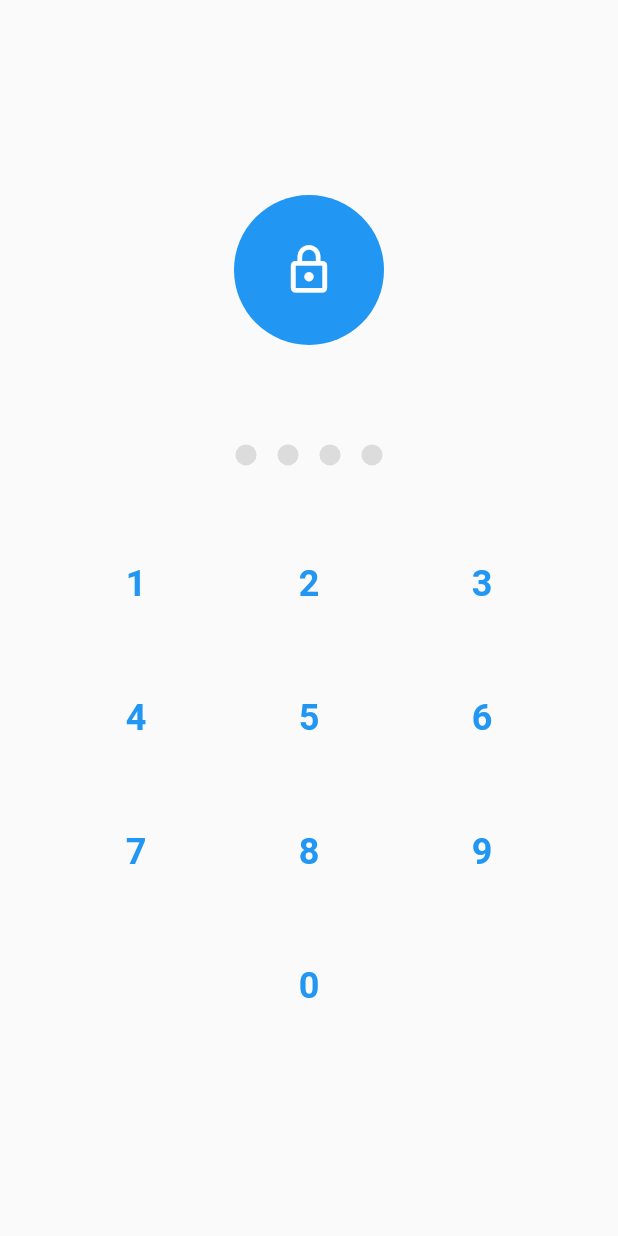
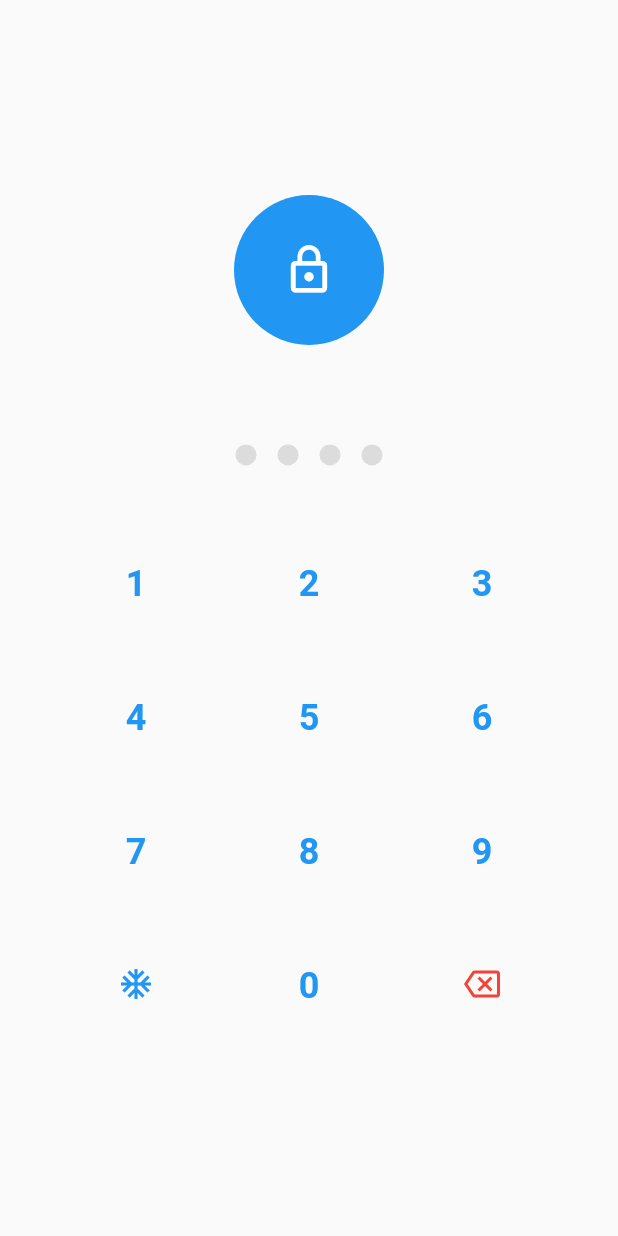
Before and after one commit to Amudajr/custom_pin_keyboard, a Flutter app: the screen it shows after launch, on a phone screen of 412 x 824 dp. Run offline on Flutter 3.47's test engine with Material 2 defaults, Android fonts, the phone set to English and light mode, and no system bars.

Commit message:
Add bottom corner buttons

```diff
--- a/example/lib/main.dart
+++ b/example/lib/main.dart
@@ -81,6 +81,12 @@ class _MyHomePageState extends State<MyHomePage> {
                   fontSize: 24,
                   color: Colors.blue,
                 ),
+                additionalButton: const Icon(Icons.ac_unit, color: Colors.blue),
+                onAdditionalButtonPressed: () {
+                  ScaffoldMessenger.of(context).showSnackBar(const SnackBar(
+                    content: Text("Additional button pressed"),
+                  ));
+                },
               ),
             ),
           ],
--- a/lib/src/custom_pin_keyboard.dart
+++ b/lib/src/custom_pin_keyboard.dart
@@ -1,6 +1,7 @@
 import 'package:flutter/material.dart';
 
 part 'pin_indicator.dart';
+
 part 'util/custom_pin_keyboard_constants.dart';
 
 typedef PinEnteredCallback = Future<void> Function(String passcode);
@@ -30,6 +31,9 @@ class CustomPinKeyboard extends StatefulWidget {
         CustomPinKeyboardConstants._defaultKeyboardIndicatorSeparator,
     this.buttonBackground = CustomPinKeyboardConstants._defaultButtonBackground,
     this.buttonShape = CustomPinKeyboardConstants._defaultButtonShape,
+    this.backspaceButton = CustomPinKeyboardConstants._defaultBackspace,
+    this.additionalButton,
+    this.onAdditionalButtonPressed,
   }) : super(key: key);
 
   /// Fires when user completes pin input.
@@ -87,6 +91,15 @@ class CustomPinKeyboard extends StatefulWidget {
 
   /// Shape of keyboard buttons.
   final OutlinedBorder buttonShape;
+
+  /// Backspace widget.
+  final Widget backspaceButton;
+
+  /// Button in bottom left corner.
+  final Widget? additionalButton;
+
+  /// Callback of button in bottom left corner.
+  final VoidCallback? onAdditionalButtonPressed;
 
   @override
   State<CustomPinKeyboard> createState() => _CustomPinKeyboardState();
@@ -161,6 +174,9 @@ class _CustomPinKeyboardState extends State<CustomPinKeyboard>
             textStyle: widget.textStyle,
             buttonBackground: widget.buttonBackground,
             buttonShape: widget.buttonShape,
+            backspace: widget.backspaceButton,
+            additionalButton: widget.additionalButton,
+            onAdditionalButtonPressed: widget.onAdditionalButtonPressed,
           ),
         ),
       ],
@@ -192,6 +208,9 @@ class _PinKeyboard extends StatelessWidget {
     required this.textStyle,
     required this.buttonBackground,
     required this.buttonShape,
+    required this.backspace,
+    this.additionalButton,
+    this.onAdditionalButtonPressed,
   }) : super(key: key);
 
   final TextEditingController passcodeController;
@@ -200,6 +219,9 @@ class _PinKeyboard extends StatelessWidget {
   final TextStyle textStyle;
   final Color buttonBackground;
   final OutlinedBorder buttonShape;
+  final Widget backspace;
+  final Widget? additionalButton;
+  final VoidCallback? onAdditionalButtonPressed;
 
   @override
   Widget build(BuildContext context) {
@@ -212,27 +234,24 @@ class _PinKeyboard extends StatelessWidget {
           child: Row(
             children: [
               _KeyboardButton(
-                value: '1',
                 onPressed: () => passcodeController.text += '1',
                 background: buttonBackground,
                 shape: buttonShape,
-                style: textStyle,
+                child: Text('1', style: textStyle),
               ),
               horizontalSeparator,
               _KeyboardButton(
-                value: '2',
                 onPressed: () => passcodeController.text += '2',
                 background: buttonBackground,
                 shape: buttonShape,
-                style: textStyle,
+                child: Text('2', style: textStyle),
               ),
               horizontalSeparator,
               _KeyboardButton(
-                value: '3',
                 onPressed: () => passcodeController.text += '3',
                 background: buttonBackground,
                 shape: buttonShape,
-                style: textStyle,
+                child: Text('3', style: textStyle),
               ),
             ],
           ),
@@ -243,27 +262,24 @@ class _PinKeyboard extends StatelessWidget {
           child: Row(
             children: [
               _KeyboardButton(
-                value: '4',
                 onPressed: () => passcodeController.text += '4',
                 background: buttonBackground,
                 shape: buttonShape,
-                style: textStyle,
+                child: Text('4', style: textStyle),
               ),
               horizontalSeparator,
               _KeyboardButton(
-                value: '5',
                 onPressed: () => passcodeController.text += '5',
                 background: buttonBackground,
                 shape: buttonShape,
-                style: textStyle,
+                child: Text('5', style: textStyle),
               ),
               horizontalSeparator,
               _KeyboardButton(
-                value: '6',
                 onPressed: () => passcodeController.text += '6',
                 background: buttonBackground,
                 shape: buttonShape,
-                style: textStyle,
+                child: Text('6', style: textStyle),
               ),
             ],
           ),
@@ -274,27 +290,24 @@ class _PinKeyboard extends StatelessWidget {
           child: Row(
             children: [
               _KeyboardButton(
-                value: '7',
                 onPressed: () => passcodeController.text += '7',
                 background: buttonBackground,
                 shape: buttonShape,
-                style: textStyle,
+                child: Text('7', style: textStyle),
               ),
               horizontalSeparator,
               _KeyboardButton(
-                value: '8',
                 onPressed: () => passcodeController.text += '8',
                 background: buttonBackground,
                 shape: buttonShape,
-                style: textStyle,
+                child: Text('8', style: textStyle),
               ),
               horizontalSeparator,
               _KeyboardButton(
-                value: '9',
                 onPressed: () => passcodeController.text += '9',
                 background: buttonBackground,
                 shape: buttonShape,
-                style: textStyle,
+                child: Text('9', style: textStyle),
               ),
             ],
           ),
@@ -304,23 +317,32 @@ class _PinKeyboard extends StatelessWidget {
           fit: FlexFit.loose,
           child: Row(
             children: [
-              const Spacer(),
-              // _BiometricAuthorizationIcon(
-              //   method: biometricAuthMethod,
-              //   onBiometricAuth: onBiometricAuth,
-              // ),
+              if (additionalButton != null)
+                _KeyboardButton(
+                  onPressed: onAdditionalButtonPressed,
+                  background: buttonBackground,
+                  shape: buttonShape,
+                  child: additionalButton!,
+                ),
               horizontalSeparator,
               _KeyboardButton(
-                value: '0',
                 onPressed: () => passcodeController.text += '0',
                 background: buttonBackground,
                 shape: buttonShape,
-                style: textStyle,
+                child: Text('0', style: textStyle),
               ),
               horizontalSeparator,
-              // TODO Implement delete button
-              // _DeleteButton(passcodeController: passcodeController),
-              const Spacer(),
+              _KeyboardButton(
+                onPressed: () {
+                  if (passcodeController.text.isNotEmpty) {
+                    passcodeController.text = passcodeController.text
+                        .substring(0, passcodeController.text.length - 1);
+                  }
+                },
+                background: buttonBackground,
+                shape: buttonShape,
+                child: const Icon(Icons.backspace_outlined, color: Colors.red),
+              ),
             ],
           ),
         ),
@@ -332,15 +354,13 @@ class _PinKeyboard extends StatelessWidget {
 class _KeyboardButton extends StatelessWidget {
   const _KeyboardButton({
     Key? key,
-    required this.value,
-    required this.style,
+    required this.child,
     required this.background,
     required this.shape,
     required this.onPressed,
   }) : super(key: key);
 
-  final String value;
-  final TextStyle style;
+  final Widget child;
   final Color background;
   final OutlinedBorder shape;
   final VoidCallback? onPressed;
@@ -360,10 +380,7 @@ class _KeyboardButton extends StatelessWidget {
             backgroundColor: MaterialStateProperty.all(background),
           ),
           onPressed: onPressed,
-          child: Text(
-            value,
-            style: style,
-          ),
+          child: child,
         ),
       ),
     );
--- a/lib/src/util/custom_pin_keyboard_constants.dart
+++ b/lib/src/util/custom_pin_keyboard_constants.dart
@@ -22,6 +22,9 @@ class CustomPinKeyboardConstants {
   /// The default value [PinIndicator.buttonShape].
   static const _defaultButtonShape = CircleBorder();
 
+  /// The default value [CustomPinKeyboard.backspaceButton].
+  static const _defaultBackspace = Icon(Icons.backspace_outlined, color: Colors.red);
+
   /// The default value [CustomPinKeyboard.verticalSeparator].
   static const _defaultVerticalSeparator = SizedBox(height: 14);
 
```
